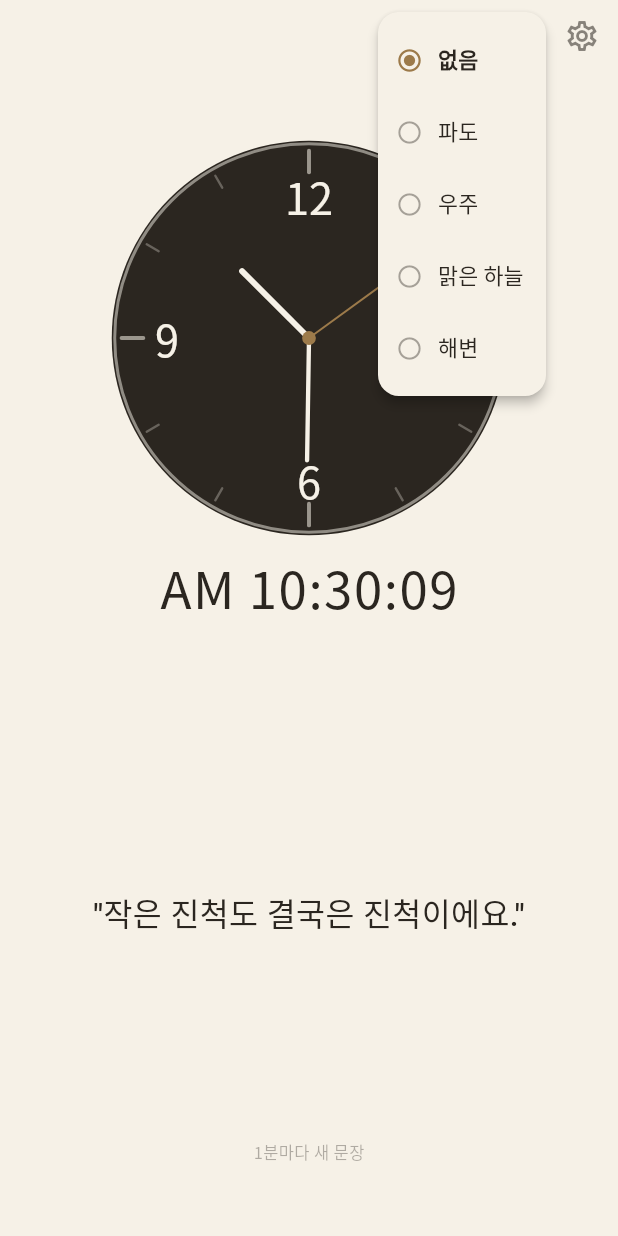
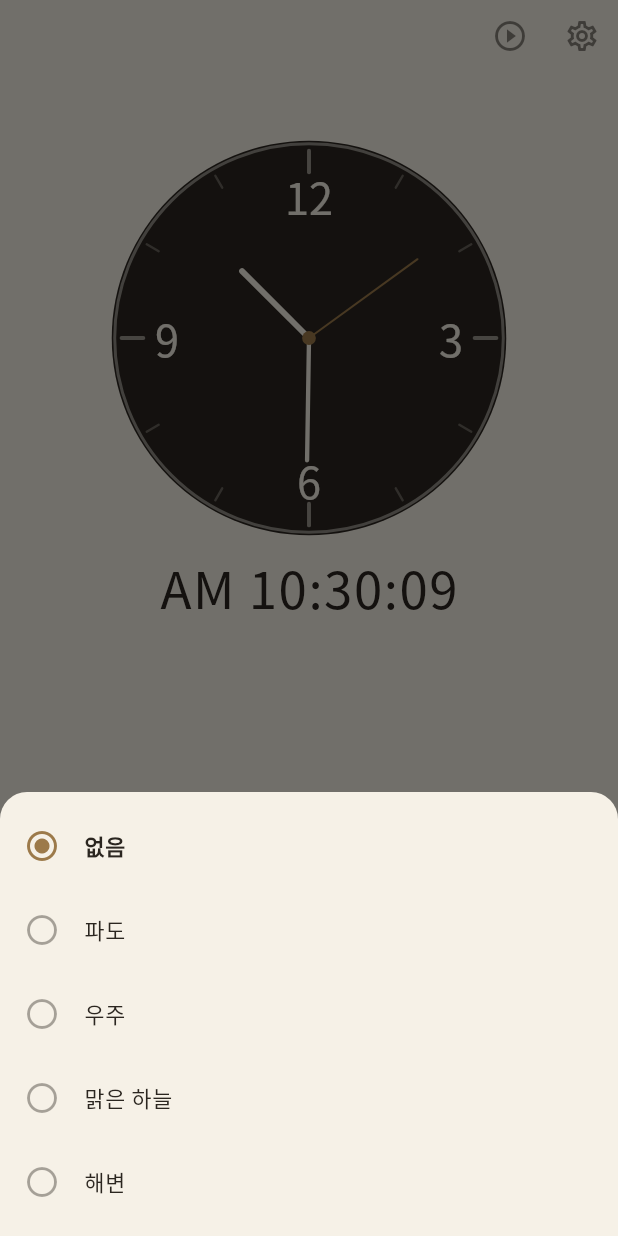
Before and after one commit to bohyeokan-jpg/sentence-clock, a Flutter app: the screen it shows after launch, after a tap on the "play circle outline" icon, on a phone screen of 412 x 824 dp. Run offline on Flutter 3.47's test engine with Material 3 defaults, Android fonts, the phone set to English and light mode, and no system bars; our stand-ins replace audioplayers, flutter_riverpod, google_fonts, shared_preferences; missing offline and left inert: alarm, home_widget; statements that could not run were skipped.

Commit message:
가로 화면에서 화면보호기 배경 선택 메뉴가 잘리는 문제 수정
PopupMenuButton은 화면 높이가 낮을 때(가로 방향 등) 5개 옵션이 화면 아래로 넘쳐도 잘리기만 하고 스크롤이 안 됐음. 화면 높이의 70%로 상한을 두고 ListView로 감싼 바텀시트로 교체해 옵션 개수·화면 크기와 무관하게 항상 스크롤로 도달 가능하도록 함.

```diff
--- a/lib/view/main_screen.dart
+++ b/lib/view/main_screen.dart
@@ -88,13 +88,15 @@ class MainScreen extends ConsumerWidget {
 /// Settings — picking one here also updates Settings' own selection (same
 /// provider), so the two stay in sync either direction.
 ///
-/// A dropdown menu (`PopupMenuButton`) rather than the full-height modal
-/// bottom sheet this used to be — in landscape the screen is only ~360-420px
-/// tall, and the sheet's title + subtitle + 5 options didn't all fit, with
-/// no scrolling to reach the rest. A dropdown sizes itself to the menu's
-/// own content and Flutter keeps it within the screen bounds (scrolling
-/// internally if it still doesn't fit), so it works the same in both
-/// orientations.
+/// A bottom sheet with an explicit height cap + `ListView`, not a bare
+/// `PopupMenuButton` (tried previously) or a plain-`Column` modal sheet
+/// (tried before that) — both silently clipped the last option(s) in
+/// landscape, where the screen is only ~360-420px tall, because neither
+/// guaranteed its content actually fit. Capping at 70% of *whatever*
+/// height is available right now (`MediaQuery.sizeOf(context).height`,
+/// read fresh on every open) and handing the rest to a scrollable
+/// `ListView` means every option is reachable regardless of orientation or
+/// how many backgrounds get added later.
 class _DreamBackgroundDropdown extends StatelessWidget {
   final WidgetRef ref;
   final AppThemePalette palette;
@@ -103,26 +105,33 @@ class _DreamBackgroundDropdown extends StatelessWidget {
 
   @override
   Widget build(BuildContext context) {
-    final current = ref.read(dreamBackgroundProvider);
-    return PopupMenuButton<DreamBackgroundId>(
+    return IconButton(
       tooltip: '화면보호기 실행',
       icon: Icon(Icons.play_circle_outline, color: palette.ink.withValues(alpha: 0.55)),
-      color: palette.background,
-      shape: RoundedRectangleBorder(borderRadius: BorderRadius.circular(14)),
-      itemBuilder: (menuContext) => DreamBackgroundId.values.map((id) {
-        final option = dreamBackgroundOptions[id]!;
-        final selected = id == current;
-        return PopupMenuItem<DreamBackgroundId>(
-          value: id,
-          child: Row(
-            children: [
-              Icon(
+      onPressed: () => _openPicker(context),
+    );
+  }
+
+  void _openPicker(BuildContext context) {
+    final current = ref.read(dreamBackgroundProvider);
+    showModalBottomSheet<void>(
+      context: context,
+      backgroundColor: palette.background,
+      shape: const RoundedRectangleBorder(borderRadius: BorderRadius.vertical(top: Radius.circular(18))),
+      constraints: BoxConstraints(maxHeight: MediaQuery.sizeOf(context).height * 0.7),
+      builder: (sheetContext) => SafeArea(
+        child: ListView(
+          shrinkWrap: true,
+          padding: const EdgeInsets.symmetric(vertical: 8),
+          children: DreamBackgroundId.values.map((id) {
+            final option = dreamBackgroundOptions[id]!;
+            final selected = id == current;
+            return ListTile(
+              leading: Icon(
                 selected ? Icons.radio_button_checked : Icons.radio_button_unchecked,
-                size: 18,
                 color: selected ? palette.accent : palette.ink.withValues(alpha: 0.4),
               ),
-              const SizedBox(width: 10),
-              Text(
+              title: Text(
                 option.label,
                 style: GoogleFonts.notoSansKr(
                   fontSize: 14.5,
@@ -130,14 +139,15 @@ class _DreamBackgroundDropdown extends StatelessWidget {
                   fontWeight: selected ? FontWeight.w600 : FontWeight.w400,
                 ),
               ),
-            ],
-          ),
-        );
-      }).toList(),
-      onSelected: (id) {
-        ref.read(dreamBackgroundProvider.notifier).select(id);
-        dreamChannel.invokeMethod('openDreamPreview');
-      },
+              onTap: () {
+                ref.read(dreamBackgroundProvider.notifier).select(id);
+                Navigator.of(sheetContext).pop();
+                dreamChannel.invokeMethod('openDreamPreview');
+              },
+            );
+          }).toList(),
+        ),
+      ),
     );
   }
 }
```
